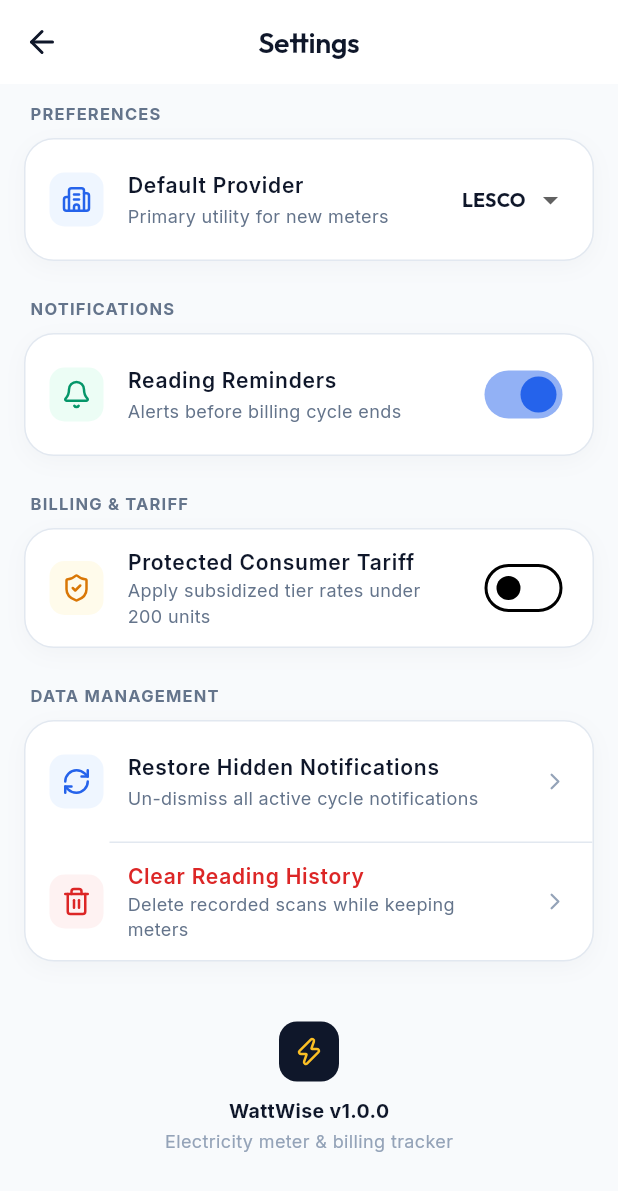
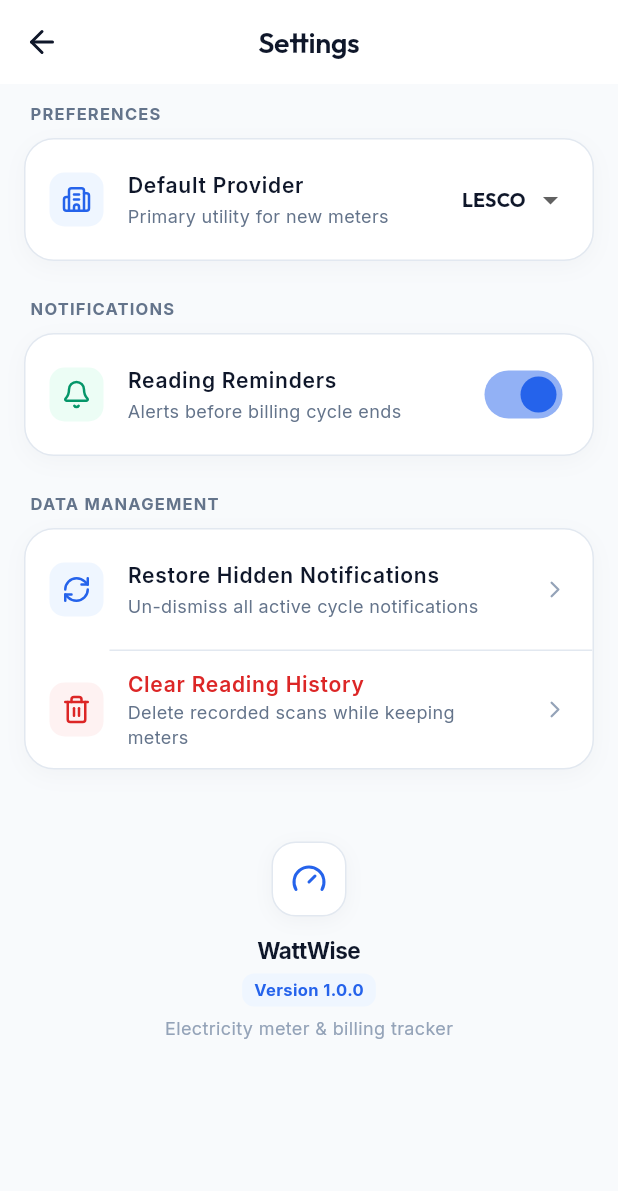
Before and after one commit to abdullahsajid0/MeterReaderflutter, a Flutter app: the SettingsScreen screen opened by its route, on a phone screen of 412 x 824 dp. Shown: the top 1191 px of the screen. Run offline on Flutter 3.47's test engine with Material 3 defaults, Android fonts, the phone set to English and light mode, and no system bars; our stand-ins replace camera, fl_chart, flutter_local_notifications, go_router, google_fonts, image_picker and 2 more; missing offline and left inert: google_mlkit_text_recognition; accounts and stored records are empty.

Commit message:
feat: implement alerts, dashboard, and settings screens with core state management store

```diff
--- a/lib/screens/settings_screen.dart
+++ b/lib/screens/settings_screen.dart
@@ -133,44 +133,6 @@
                 ],
               ),
               const SizedBox(height: 24),
-              _buildSectionHeader('Billing & Tariff'),
-              const SizedBox(height: 8),
-              _buildGroupedCard(
-                children: [
-                  SwitchListTile(
-                    contentPadding: const EdgeInsets.symmetric(horizontal: 16, vertical: 4),
-                    secondary: Container(
-                      padding: const EdgeInsets.all(8),
-                      decoration: BoxDecoration(
-                        color: AppTheme.warningLight,
-                        borderRadius: BorderRadius.circular(10),
-                      ),
-                      child: const Icon(LucideIcons.shieldCheck, color: AppTheme.warning, size: 20),
-                    ),
-                    title: const Text(
-                      'Protected Consumer Tariff',
-                      style: TextStyle(fontWeight: FontWeight.w600, fontSize: 14),
-                    ),
-                    subtitle: const Text(
-                      'Apply subsidized tier rates under 200 units',
-                      style: TextStyle(fontSize: 12, color: AppTheme.textSecondary),
-                    ),
-                    value: store.protectedTariff,
-                    activeColor: AppTheme.accent,
-                    onChanged: (val) {
-                      store.setProtectedTariff(val);
-                      AppToast.show(
-                        context,
-                        message: val
-                            ? 'Protected tariff enabled'
-                            : 'Protected tariff disabled',
-                        type: ToastType.info,
-                      );
-                    },
-                  ),
-                ],
-              ),
-              const SizedBox(height: 24),
               _buildSectionHeader('Data Management'),
               const SizedBox(height: 8),
               _buildGroupedCard(
@@ -231,28 +193,55 @@
                   ),
                 ],
               ),
-              const SizedBox(height: 40),
+              const SizedBox(height: 48),
+
+              // Version Section (Prominently styled)
               Center(
                 child: Column(
                   children: [
                     Container(
-                      padding: const EdgeInsets.all(10),
+                      padding: const EdgeInsets.all(12),
                       decoration: BoxDecoration(
-                        color: AppTheme.primary,
-                        borderRadius: BorderRadius.circular(12),
+                        color: AppTheme.surface,
+                        borderRadius: BorderRadius.circular(16),
+                        border: Border.all(color: AppTheme.border),
+                        boxShadow: [
+                          BoxShadow(
+                            color: const Color(0xFF0F172A).withOpacity(0.04),
+                            blurRadius: 10,
+                            offset: const Offset(0, 3),
+                          ),
+                        ],
                       ),
-                      child: const Icon(LucideIcons.zap, size: 20, color: Color(0xFFFBBF24)),
+                      child: const Icon(LucideIcons.gauge, size: 24, color: AppTheme.accent),
                     ),
-                    const SizedBox(height: 10),
+                    const SizedBox(height: 12),
                     const Text(
-                      'WattWise v1.0.0',
+                      'WattWise',
                       style: TextStyle(
-                        fontSize: 13,
+                        fontSize: 15,
                         fontWeight: FontWeight.w700,
                         color: AppTheme.textPrimary,
+                        letterSpacing: -0.3,
                       ),
                     ),
-                    const SizedBox(height: 2),
+                    const SizedBox(height: 4),
+                    Container(
+                      padding: const EdgeInsets.symmetric(horizontal: 8, vertical: 3),
+                      decoration: BoxDecoration(
+                        color: AppTheme.accentLight,
+                        borderRadius: BorderRadius.circular(8),
+                      ),
+                      child: const Text(
+                        'Version 1.0.0',
+                        style: TextStyle(
+                          fontSize: 11,
+                          fontWeight: FontWeight.w700,
+                          color: AppTheme.accent,
+                        ),
+                      ),
+                    ),
+                    const SizedBox(height: 6),
                     const Text(
                       'Electricity meter & billing tracker',
                       style: TextStyle(fontSize: 12, color: AppTheme.textMuted),
@@ -260,7 +249,7 @@
                   ],
                 ),
               ),
-              const SizedBox(height: 20),
+              const SizedBox(height: 24),
             ],
           );
         },
--- a/lib/store/wattwise_store.dart
+++ b/lib/store/wattwise_store.dart
@@ -243,6 +243,12 @@
     _persistDismissed();
   }
 
+  void dismissAllAlerts(List<String> keys) {
+    final newDismissed = <String>{...dismissed, ...keys}.toList().take(200).toList();
+    dismissed = newDismissed;
+    _persistDismissed();
+  }
+
   // Selectors
   List<Reading> readingsForMeter(String meterId) {
     var filtered = readings.where((r) => r.meterId == meterId).toList();
```
Also changed, not shown: lib/screens/alerts_screen.dart (+70 -123 lines), lib/screens/dashboard_screen.dart (+3 -99 lines).
